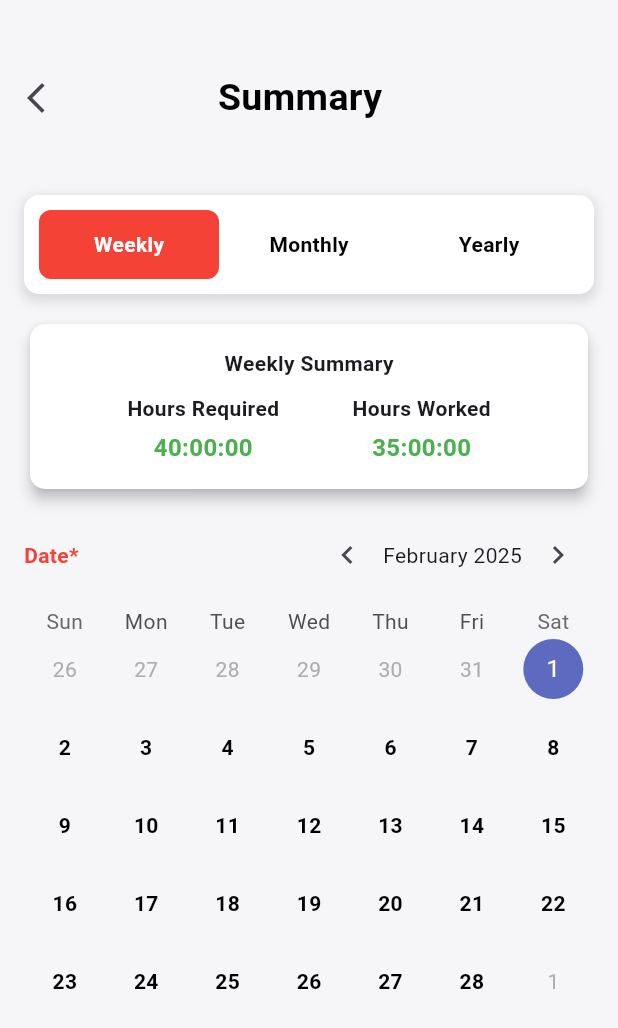
After one commit to kashan8abbas/Codex-Clock, a Flutter app: the SummaryScreen screen opened directly, after a tap on the "chevron left" icon, on a phone screen of 412 x 824 dp. The commit adds this screen. Shown: the top 1028 px of the screen. Run offline on Flutter 3.47's test engine with Material 3 defaults, Android fonts, the phone set to English and light mode, and no system bars; drawn by our look-alikes of table_calendar; our stand-ins replace camera, fl_chart, flutter_svg, image_picker, pinput; missing offline and left inert: qr_code_scanner.

Commit message:
Implemented Summary Screen
Implemented and Managed the Routes of the Summary Screens through Drawer from Homescreen and make its VIew and VIew Models.

```diff
--- /dev/null
+++ b/lib/ViewModels/Summary_ViewModel.dart
@@ -0,0 +1,48 @@
+import 'package:flutter/material.dart';
+import 'package:intl/intl.dart';
+
+class SummaryViewModel extends ChangeNotifier {
+  int selectedTab = 0;
+  DateTime focusedDay = DateTime.now();
+
+  Map<DateTime, Color> markedDates = {
+    DateTime(2025, 1, 1): Colors.green,
+    DateTime(2025, 1, 2): Colors.orange,
+    DateTime(2025, 1, 3): Colors.red,
+  };
+
+  void setSelectedTab(int index) {
+    selectedTab = index;
+    notifyListeners();
+  }
+
+  void setFocusedDay(DateTime day) {
+    focusedDay = day;
+    notifyListeners();
+  }
+
+  void previousMonth() {
+    focusedDay = DateTime(focusedDay.year, focusedDay.month - 1, 1);
+    notifyListeners();
+  }
+
+  void nextMonth() {
+    focusedDay = DateTime(focusedDay.year, focusedDay.month + 1, 1);
+    notifyListeners();
+  }
+
+  String get selectedMonth {
+    return DateFormat.yMMMM().format(focusedDay);
+  }
+
+  Color? getDayColor(DateTime day) {
+    for (var date in markedDates.keys) {
+      if (day.year == date.year &&
+          day.month == date.month &&
+          day.day == date.day) {
+        return markedDates[date];
+      }
+    }
+    return null;
+  }
+}
--- /dev/null
+++ b/lib/Views/Screens/AdditionalScreens/SummaryScreen.dart
@@ -0,0 +1,273 @@
+import 'package:codex_clock/ViewModels/Summary_ViewModel.dart';
+import 'package:flutter/material.dart';
+import 'package:flutter_svg/svg.dart';
+import 'package:provider/provider.dart';
+import 'package:table_calendar/table_calendar.dart';
+
+class SummaryScreen extends StatelessWidget {
+  const SummaryScreen({super.key});
+
+  @override
+  Widget build(BuildContext context) {
+    return ChangeNotifierProvider(
+      create: (_) => SummaryViewModel(),
+      child: Scaffold(
+        backgroundColor: const Color.fromRGBO(246, 245, 248, 1),
+        body: Consumer<SummaryViewModel>(
+          builder: (context, model, child) {
+            return Stack(
+              children: [
+                Padding(
+                  padding: const EdgeInsets.symmetric(
+                    horizontal: 16.0,
+                    vertical: 130,
+                  ),
+                  child: Column(
+                    crossAxisAlignment: CrossAxisAlignment.start,
+                    children: [
+                      // Toggle Buttons
+                      Container(
+                        padding: EdgeInsets.symmetric(
+                          vertical: 10,
+                          horizontal: 10,
+                        ),
+                        decoration: BoxDecoration(
+                          borderRadius: BorderRadius.circular(10),
+                          color: Colors.white,
+                          boxShadow: [
+                            BoxShadow(
+                              color: Colors.grey.withOpacity(
+                                0.3,
+                              ), // Grey shadow with opacity
+                              spreadRadius: 2, // How much the shadow spreads
+                              blurRadius: 5, // Softness of the shadow
+                              offset: Offset(
+                                0,
+                                3,
+                              ), // Shadow position (horizontal, vertical)
+                            ),
+                          ],
+                        ),
+                        child: Row(
+                          mainAxisAlignment: MainAxisAlignment.center,
+                          children: [
+                            _toggleButton("Weekly", 0, model),
+                            _toggleButton("Monthly", 1, model),
+                            _toggleButton("Yearly", 2, model),
+                          ],
+                        ),
+                      ),
+
+                      const SizedBox(height: 16),
+
+                      // Dynamic Summary Card
+                      if (model.selectedTab == 0)
+                        _summaryCard("Weekly Summary", "40:00:00", "35:00:00"),
+                      if (model.selectedTab == 1)
+                        _summaryCard(
+                          "Monthly Summary",
+                          "160:00:00",
+                          "150:00:00",
+                        ),
+                      if (model.selectedTab == 2)
+                        _summaryCard(
+                          "Yearly Summary",
+                          "1920:00:00",
+                          "1850:00:00",
+                        ),
+
+                      const SizedBox(height: 16),
+
+                      // Date Picker and Calendar
+                      Row(
+                        mainAxisAlignment: MainAxisAlignment.spaceBetween,
+                        children: [
+                          const Text(
+                            "Date*",
+                            style: TextStyle(
+                              fontWeight: FontWeight.bold,
+                              color: Colors.red,
+                            ),
+                          ),
+                          Row(
+                            children: [
+                              IconButton(
+                                icon: const Icon(Icons.chevron_left),
+                                onPressed: model.previousMonth,
+                              ),
+                              Text(model.selectedMonth),
+                              IconButton(
+                                icon: const Icon(Icons.chevron_right),
+                                onPressed: model.nextMonth,
+                              ),
+                            ],
+                          ),
+                        ],
+                      ),
+
+                      const SizedBox(height: 10),
+
+                      Expanded(
+                        child: TableCalendar(
+                          firstDay: DateTime(2020, 1, 1),
+                          lastDay: DateTime(2030, 12, 31),
+                          focusedDay: model.focusedDay,
+                          calendarFormat: CalendarFormat.month,
+                          headerVisible: false,
+                          selectedDayPredicate:
+                              (day) => isSameDay(model.focusedDay, day),
+                          onDaySelected: (selectedDay, focusedDay) {
+                            model.setFocusedDay(focusedDay);
+                          },
+                          calendarBuilders: CalendarBuilders(
+                            defaultBuilder: (context, day, focusedDay) {
+                              return _calendarDayWidget(day, model);
+                            },
+                          ),
+                        ),
+                      ),
+                    ],
+                  ),
+                ),
+
+                // Fixed Top Bar
+                Positioned(
+                  top: 0,
+                  left: 0,
+                  right: 0,
+                  child: Container(
+                    width: double.infinity,
+                    height: 100,
+                    color: Color.fromRGBO(
+                      246,
+                      245,
+                      248,
+                      1,
+                    ), // Add background color to prevent transparency issues
+                    child: Padding(
+                      padding: const EdgeInsets.only(top: 30),
+                      child: Row(
+                        mainAxisAlignment: MainAxisAlignment.spaceBetween,
+                        children: [
+                          IconButton(
+                            onPressed: () {
+                              Navigator.pop(context);
+                            },
+                            icon: Icon(Icons.arrow_back_ios_new_sharp),
+                          ),
+
+                          const Spacer(),
+
+                          const Text(
+                            "Summary",
+                            style: TextStyle(
+                              fontSize: 25,
+                              fontWeight: FontWeight.bold,
+                              color: Color.fromARGB(255, 0, 0, 0),
+                            ),
+                          ),
+
+                          const Spacer(),
+
+                          const SizedBox(width: 60), // Keeps spacing balanced
+                        ],
+                      ),
+                    ),
+                  ),
+                ),
+              ],
+            );
+          },
+        ),
+      ),
+    );
+  }
+
+  Widget _summaryCard(String title, String requiredHours, String workedHours) {
+    return Card(
+      color: Colors.white,
+      elevation: 4,
+      shape: RoundedRectangleBorder(borderRadius: BorderRadius.circular(10)),
+      child: Padding(
+        padding: const EdgeInsets.all(16.0),
+        child: Column(
+          children: [
+            Text(title, style: const TextStyle(fontWeight: FontWeight.bold)),
+            const SizedBox(height: 10),
+            Row(
+              mainAxisAlignment: MainAxisAlignment.spaceEvenly,
+              children: [
+                _summaryItem("Hours Required", requiredHours),
+                _summaryItem("Hours Worked", workedHours),
+              ],
+            ),
+          ],
+        ),
+      ),
+    );
+  }
+
+  Widget _toggleButton(String text, int index, SummaryViewModel model) {
+    return Expanded(
+      child: GestureDetector(
+        onTap: () => model.setSelectedTab(index),
+        child: Container(
+          padding: const EdgeInsets.symmetric(vertical: 13),
+          decoration: BoxDecoration(
+            color: model.selectedTab == index ? Colors.red : Colors.white,
+            borderRadius: BorderRadius.circular(8),
+          ),
+          child: Center(
+            child: Text(
+              text,
+              style: TextStyle(
+                color: model.selectedTab == index ? Colors.white : Colors.black,
+                fontWeight: FontWeight.bold,
+              ),
+            ),
+          ),
+        ),
+      ),
+    );
+  }
+
+  Widget _summaryItem(String title, String value) {
+    return Column(
+      children: [
+        Text(
+          title,
+          style: const TextStyle(fontSize: 14, fontWeight: FontWeight.bold),
+        ),
+        const SizedBox(height: 5),
+        Text(
+          value,
+          style: const TextStyle(
+            fontSize: 16,
+            fontWeight: FontWeight.w600,
+            color: Colors.green,
+          ),
+        ),
+      ],
+    );
+  }
+
+  Widget _calendarDayWidget(DateTime day, SummaryViewModel model) {
+    Color? bgColor = model.getDayColor(day);
+    return Container(
+      margin: const EdgeInsets.all(4),
+      decoration: BoxDecoration(
+        color: bgColor,
+        borderRadius: BorderRadius.circular(8),
+      ),
+      child: Center(
+        child: Text(
+          day.day.toString(),
+          style: TextStyle(
+            color: bgColor != null ? Colors.white : Colors.black,
+            fontWeight: FontWeight.bold,
+          ),
+        ),
+      ),
+    );
+  }
+}
--- a/lib/Views/Widgets/CustomNavbar.dart
+++ b/lib/Views/Widgets/CustomNavbar.dart
@@ -52,7 +52,7 @@ class CustomBottomNavBar extends StatelessWidget {
                     icon: Icon(
                       size: 30,
                       Icons.menu_open_outlined,
-                      color: selectedIndex == 2 ? Colors.red : Colors.grey,
+                      color: Colors.red,
                     ),
                   ),
                 ],
--- a/lib/main.dart
+++ b/lib/main.dart
@@ -1,6 +1,7 @@
 import 'package:codex_clock/ViewModels/QRCode_ViewModel.dart';
 import 'package:codex_clock/ViewModels/Register2_VIewModel.dart';
 import 'package:codex_clock/ViewModels/TakePhoto_ViewModel.dart';
+import 'package:codex_clock/Views/Screens/AdditionalScreens/SummaryScreen.dart';
 import 'package:codex_clock/Views/Screens/AuthScreens/LoginScreen.dart';
 //import 'package:codex_clock/Views/Screens/HomePages/QR_CodeScreen.dart';
 import 'package:flutter/material.dart';
--- a/pubspec.yaml
+++ b/pubspec.yaml
@@ -44,6 +44,7 @@ dependencies:
   qr_code_scanner:
     path: C:/Users/syedk/qr_code_scanner
   url_launcher: ^6.3.1
+  table_calendar: ^3.2.0
   #mobile_scanner: ^6.0.7
 
 dev_dependencies:
```
Also changed, not shown: lib/Views/Screens/HomePages/HomeScreen.dart (+9 -1 lines), lib/Views/Screens/HomePages/QR_CodeScreen.dart (+121 -10 lines), lib/Views/Widgets/CustomDrawer.dart (+12 -2 lines), pubspec.lock, 1 other file.
